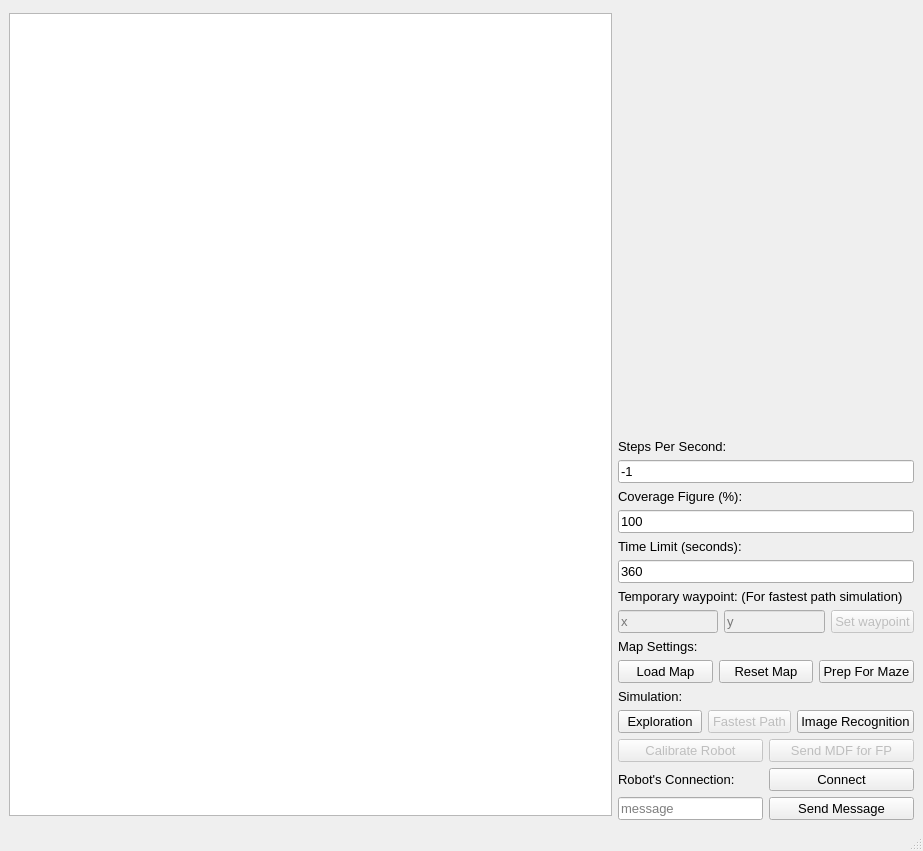
Old version of the form src/ui/mainwindow.ui in the repository Muhazerin/mdp-algorithm.
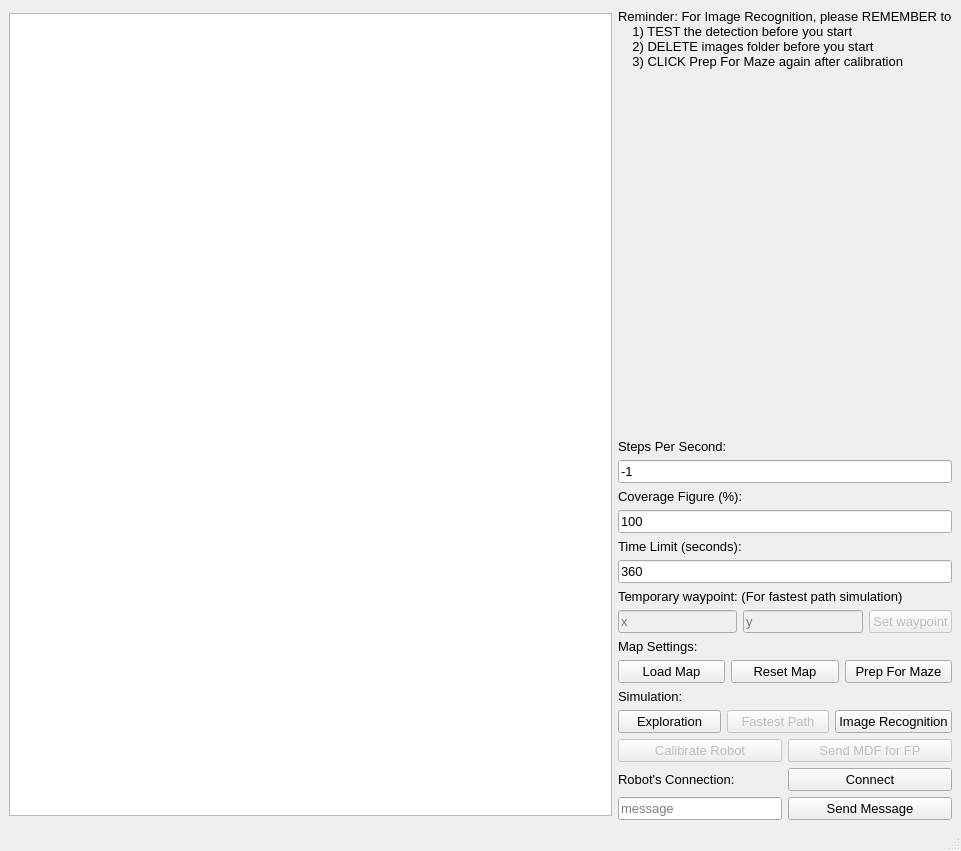
New version of the form.

What changed in the file:
```diff
--- a/src/ui/mainwindow.ui
+++ b/src/ui/mainwindow.ui
@@ -51,6 +51,16 @@
     </item>
     <item>
      <layout class="QVBoxLayout" name="vlSideBtn">
+      <item>
+       <widget class="QLabel" name="label">
+        <property name="text">
+         <string>Reminder: For Image Recognition, please REMEMBER to
+    1) TEST the detection before you start
+    2) DELETE images folder before you start
+    3) CLICK Prep For Maze again after calibration</string>
+        </property>
+       </widget>
+      </item>
       <item>
        <spacer name="verticalSpacer">
         <property name="orientation">
```
